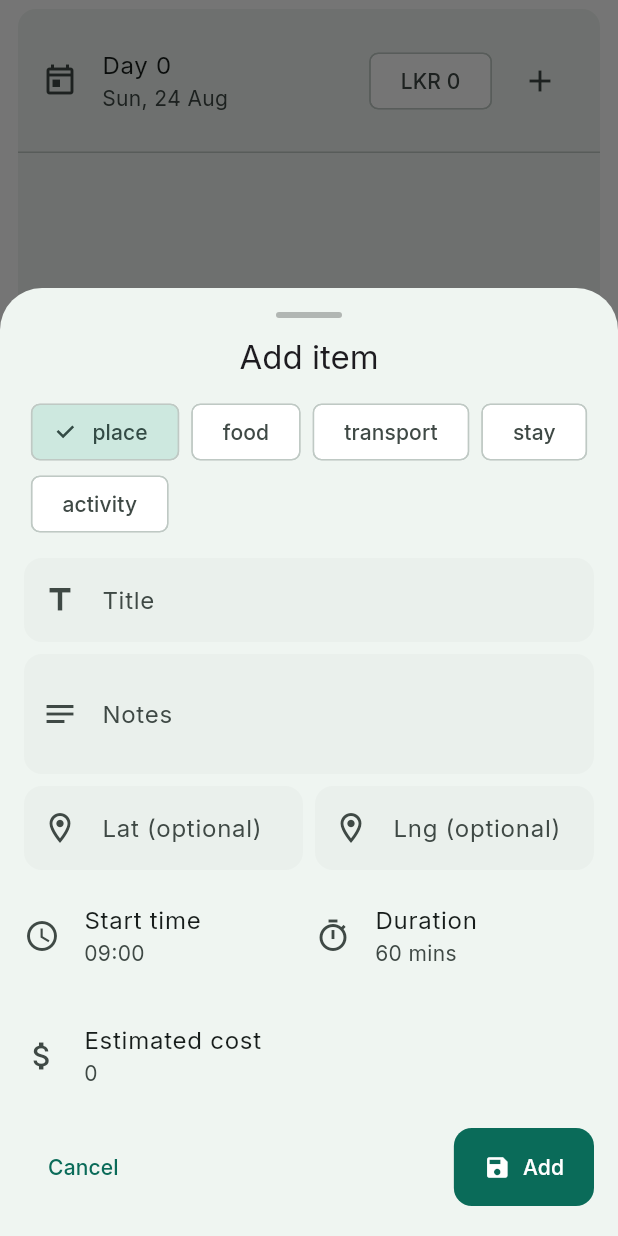
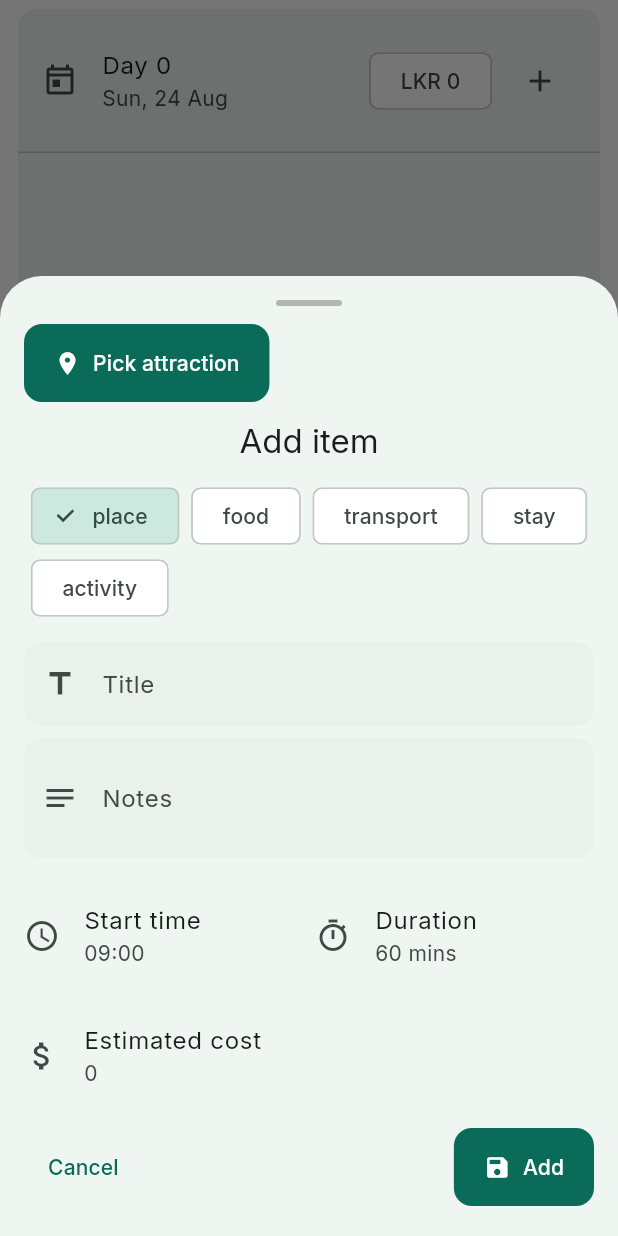
Before and after one commit to pasindujayakodi77/ceylon, a Flutter app: the ItineraryDayWidget widget shown alone on an empty page, opened directly with empty values, after a tap on the "add" icon, on a phone screen of 412 x 824 dp. Run offline on Flutter 3.47's test engine with Material 3 defaults, Android fonts, the phone set to English and light mode, and no system bars; our stand-ins replace cached_network_image, cloud_firestore, cross_file, equatable, firebase_auth, firebase_core and 20 more; missing offline and left inert: firebase_app_check, flutter_map_marker_cluster, qr_code_scanner; accounts and stored records are empty.

Commit message:
feat: Remove latitude and longitude from ItineraryItem for compatibility✏️

```diff
--- a/lib/features/itinerary/data/itinerary_adapter.dart
+++ b/lib/features/itinerary/data/itinerary_adapter.dart
@@ -300,8 +300,6 @@ class ItineraryItem {
   final String? note;
   final String? placeId;
   final String? imageUrl;
-  final double? latitude;
-  final double? longitude;
   final String? description;
   final String? locationName;
   final double? cost;
@@ -316,8 +314,6 @@ class ItineraryItem {
     this.note,
     this.placeId,
     this.imageUrl,
-    this.latitude,
-    this.longitude,
     this.description,
     this.locationName,
     this.cost,
@@ -333,8 +329,6 @@ class ItineraryItem {
     String? note,
     String? placeId,
     String? imageUrl,
-    double? latitude,
-    double? longitude,
     String? description,
     String? locationName,
     double? cost,
@@ -349,8 +343,6 @@ class ItineraryItem {
       note: note ?? this.note,
       placeId: placeId ?? this.placeId,
       imageUrl: imageUrl ?? this.imageUrl,
-      latitude: latitude ?? this.latitude,
-      longitude: longitude ?? this.longitude,
       description: description ?? this.description,
       locationName: locationName ?? this.locationName,
       cost: cost ?? this.cost,
@@ -404,8 +396,6 @@ class ItineraryItem {
       'note': note,
       'place_id': placeId,
       'image_url': imageUrl,
-      'latitude': latitude,
-      'longitude': longitude,
       'description': description,
       'location_name': locationName,
       'cost': cost,
--- a/lib/features/itinerary/data/itinerary_compatibility.dart
+++ b/lib/features/itinerary/data/itinerary_compatibility.dart
@@ -23,8 +23,7 @@ extension ItineraryItemCompatibility on ItineraryItem {
       durationMinutes: 60, // Default duration
       note: description,
       imageUrl: imageUrl,
-      latitude: latitude,
-      longitude: longitude,
+      // latitude/longitude removed for compatibility
     );
   }
 
@@ -43,8 +42,7 @@ extension ItineraryItemCompatibility on ItineraryItem {
       type: ItineraryItemType.activity,
       locationName: null,
       imageUrl: adapterItem.imageUrl,
-      latitude: adapterItem.latitude,
-      longitude: adapterItem.longitude,
+      // latitude/longitude removed for compatibility
     );
   }
 }
--- a/lib/features/itinerary/data/itinerary_model.dart
+++ b/lib/features/itinerary/data/itinerary_model.dart
@@ -167,8 +167,6 @@ class ItineraryItem {
   final TimeOfDay? endTime;
   final ItineraryItemType type;
   final String? locationName;
-  final double? latitude;
-  final double? longitude;
   final String? attractionId;
   final double? cost;
   final String? imageUrl;
@@ -181,8 +179,6 @@ class ItineraryItem {
     this.endTime,
     required this.type,
     this.locationName,
-    this.latitude,
-    this.longitude,
     this.attractionId,
     this.cost,
     this.imageUrl,
@@ -196,8 +192,6 @@ class ItineraryItem {
     TimeOfDay? endTime,
     ItineraryItemType? type,
     String? locationName,
-    double? latitude,
-    double? longitude,
     String? attractionId,
     double? cost,
     String? imageUrl,
@@ -210,8 +204,6 @@ class ItineraryItem {
       endTime: endTime ?? this.endTime,
       type: type ?? this.type,
       locationName: locationName ?? this.locationName,
-      latitude: latitude ?? this.latitude,
-      longitude: longitude ?? this.longitude,
       attractionId: attractionId ?? this.attractionId,
       cost: cost ?? this.cost,
       imageUrl: imageUrl ?? this.imageUrl,
@@ -229,8 +221,6 @@ class ItineraryItem {
           : null,
       'type': type.name,
       'location_name': locationName,
-      'latitude': latitude,
-      'longitude': longitude,
       'attraction_id': attractionId,
       'cost': cost,
       'image_url': imageUrl,
@@ -257,8 +247,6 @@ class ItineraryItem {
         orElse: () => ItineraryItemType.activity,
       ),
       locationName: json['location_name'],
-      latitude: json['latitude'],
-      longitude: json['longitude'],
       attractionId: json['attraction_id'],
       cost: json['cost'],
       imageUrl: json['image_url'],
--- a/lib/features/itinerary/presentation/widgets/itinerary_day_widget.dart
+++ b/lib/features/itinerary/presentation/widgets/itinerary_day_widget.dart
@@ -7,6 +7,8 @@ import 'package:url_launcher/url_launcher.dart';
 
 import 'itinerary_item_widget.dart';
 import '../../data/itinerary_adapter.dart' as adapter;
+import 'package:ceylon/features/attractions/data/attraction_repository.dart';
+import 'package:ceylon/features/attractions/data/attraction_model.dart';
 
 class ItineraryDayWidget extends StatefulWidget {
   final String itineraryId;
@@ -51,6 +53,10 @@ class _ItineraryDayWidgetState extends State<ItineraryDayWidget> {
       text: (m['title'] ?? '').toString(),
     );
     final noteCtrl = TextEditingController(text: (m['note'] ?? '').toString());
+    final pickedAttractionId = ValueNotifier<String?>(
+      m['attractionId']?.toString(),
+    );
+    final pickedImageUrl = ValueNotifier<String?>(m['imageUrl']?.toString());
     final type = ValueNotifier<String>(
       (m['type'] ?? 'place').toString(),
     ); // place | food | transport | stay | activity
@@ -61,8 +67,7 @@ class _ItineraryDayWidgetState extends State<ItineraryDayWidget> {
       (m['durationMins'] as num?)?.toInt() ?? 60,
     );
     final cost = ValueNotifier<double>((m['cost'] as num?)?.toDouble() ?? 0.0);
-    final latCtrl = TextEditingController(text: (m['lat']?.toString() ?? ''));
-    final lngCtrl = TextEditingController(text: (m['lng']?.toString() ?? ''));
+    // lat/lng removed: no controllers
 
     await showModalBottomSheet(
       context: context,
@@ -84,6 +89,66 @@ class _ItineraryDayWidgetState extends State<ItineraryDayWidget> {
                   color: Colors.black26,
                   borderRadius: BorderRadius.circular(3),
                 ),
+              ),
+              const SizedBox(height: 12),
+              Row(
+                children: [
+                  FilledButton.icon(
+                    onPressed: () async {
+                      // Open attraction picker
+                      final repo = AttractionRepository();
+                      final list = await repo.getAttractions();
+                      final selected = await showDialog<Attraction>(
+                        context: context,
+                        builder: (c) => SimpleDialog(
+                          title: const Text('Pick attraction'),
+                          children: [
+                            SizedBox(
+                              width: double.maxFinite,
+                              height: 400,
+                              child: ListView.builder(
+                                itemCount: list.length,
+                                itemBuilder: (ctx, i) {
+                                  final a = list[i];
+                                  return ListTile(
+                                    leading: a.imageUrl != null
+                                        ? Image.network(
+                                            a.imageUrl!,
+                                            width: 56,
+                                            height: 56,
+                                            fit: BoxFit.cover,
+                                          )
+                                        : const SizedBox(width: 56, height: 56),
+                                    title: Text(a.name),
+                                    subtitle: Text(a.location),
+                                    onTap: () => Navigator.pop(ctx, a),
+                                  );
+                                },
+                              ),
+                            ),
+                          ],
+                        ),
+                      );
+
+                      if (selected != null) {
+                        titleCtrl.text = selected.name;
+                        noteCtrl.text = selected.description;
+                        pickedAttractionId.value = selected.id;
+                        pickedImageUrl.value = selected.imageUrl;
+                      }
+                    },
+                    icon: const Icon(Icons.place),
+                    label: const Text('Pick attraction'),
+                  ),
+                  const SizedBox(width: 8),
+                  Expanded(
+                    child: ValueListenableBuilder<String?>(
+                      valueListenable: pickedAttractionId,
+                      builder: (ctx, val, _) =>
+                          Text(val == null ? '' : 'Selected: $val'),
+                    ),
+                  ),
+                ],
               ),
               const SizedBox(height: 12),
               Text(
@@ -127,35 +192,7 @@ class _ItineraryDayWidgetState extends State<ItineraryDayWidget> {
                 maxLines: 4,
               ),
               const SizedBox(height: 8),
-              Row(
-                children: [
-                  Expanded(
-                    child: TextField(
-                      controller: latCtrl,
-                      decoration: const InputDecoration(
-                        labelText: 'Lat (optional)',
-                        prefixIcon: Icon(Icons.location_on_outlined),
-                      ),
-                      keyboardType: const TextInputType.numberWithOptions(
-                        decimal: true,
-                      ),
-                    ),
-                  ),
-                  const SizedBox(width: 8),
-                  Expanded(
-                    child: TextField(
-                      controller: lngCtrl,
-                      decoration: const InputDecoration(
-                        labelText: 'Lng (optional)',
-                        prefixIcon: Icon(Icons.location_on_outlined),
-                      ),
-                      keyboardType: const TextInputType.numberWithOptions(
-                        decimal: true,
-                      ),
-                    ),
-                  ),
-                ],
-              ),
+              // latitude/longitude inputs removed
               const SizedBox(height: 8),
               Row(
                 children: [
@@ -278,10 +315,9 @@ class _ItineraryDayWidgetState extends State<ItineraryDayWidget> {
                         'startTime': startTime.value,
                         'durationMins': duration.value,
                         'cost': cost.value,
-                        'lat': double.tryParse(latCtrl.text),
-                        'lng': double.tryParse(lngCtrl.text),
+                        // lat/lng removed
                         'updatedAt': FieldValue.serverTimestamp(),
-                      }..removeWhere((k, v) => v == null);
+                      };
 
                       if (isEdit) {
                         await doc.reference.update(map);
@@ -398,8 +434,7 @@ class _ItineraryDayWidgetState extends State<ItineraryDayWidget> {
                           final mins =
                               (d['durationMins'] as num?)?.toInt() ?? 0;
                           final cost = (d['cost'] as num?)?.toDouble() ?? 0.0;
-                          final lat = (d['lat'] as num?)?.toDouble();
-                          final lng = (d['lng'] as num?)?.toDouble();
+                          // lat/lng removed from storage
 
                           final item = adapter.ItineraryItem(
                             id: d.id,
@@ -408,8 +443,7 @@ class _ItineraryDayWidgetState extends State<ItineraryDayWidget> {
                                 DateTime.now(), // placeholder, adapter uses TimeOfDay in some places
                             durationMinutes: mins,
                             note: note.isEmpty ? null : note,
-                            latitude: lat,
-                            longitude: lng,
+                            // latitude/longitude removed
                             cost: cost == 0.0 ? null : cost,
                             type: (() {
                               switch (type) {
@@ -478,13 +512,9 @@ class _ItineraryDayWidgetState extends State<ItineraryDayWidget> {
                               item: item,
                               onTap: () {
                                 // open directions when tapping the item
-                                final uri = (lat != null && lng != null)
-                                    ? Uri.parse(
-                                        'https://www.google.com/maps/search/?api=1&query=$lat,$lng',
-                                      )
-                                    : Uri.parse(
-                                        'https://www.google.com/maps/search/?api=1&query=${Uri.encodeComponent(title)}',
-                                      );
+                                final uri = Uri.parse(
+                                  'https://www.google.com/maps/search/?api=1&query=${Uri.encodeComponent(title)}',
+                                );
                                 launchUrl(
                                   uri,
                                   mode: LaunchMode.externalApplication,
```
